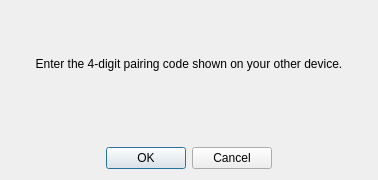
First picture: the form in src/ui/widget/RemotePinInputDialog.ui, repository Governikus/AusweisApp, before the edit.
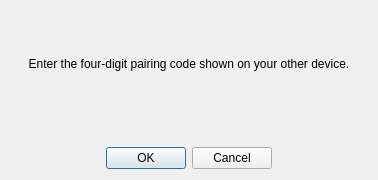
Second picture: the form after the edit. Custom widgets are drawn as their Qt base class.

What changed in the file:
```diff
--- a/src/ui/widget/RemotePinInputDialog.ui
+++ b/src/ui/widget/RemotePinInputDialog.ui
@@ -49,7 +49,7 @@
         </size>
        </property>
        <property name="text">
-        <string>Enter the 4-digit pairing code shown on your other device.</string>
+        <string>Enter the four-digit pairing code shown on your other device.</string>
        </property>
        <property name="alignment">
         <set>Qt::AlignCenter</set>
```
